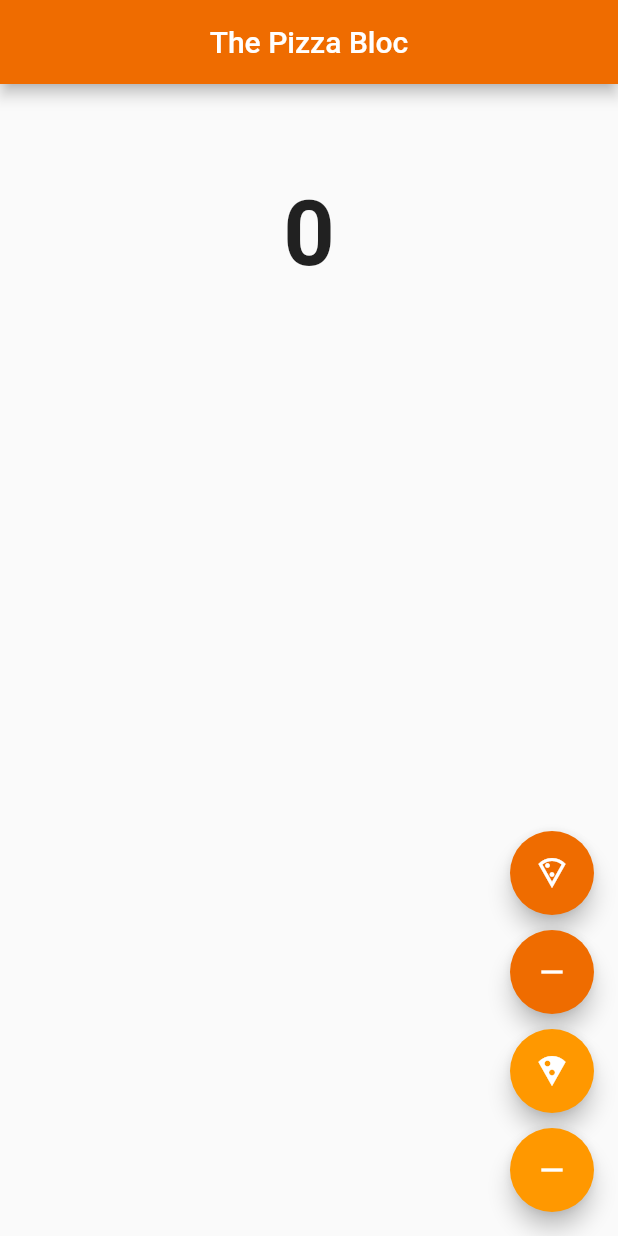
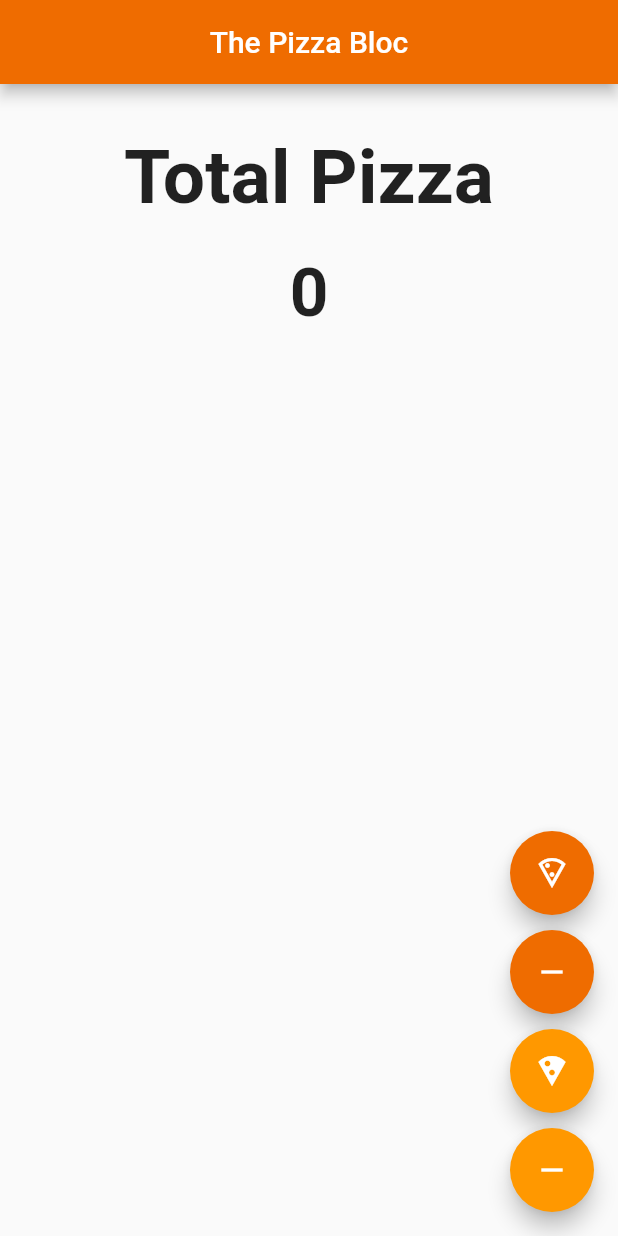
Before and after one commit to shc6669/pizza-bloc-flutter, a Flutter app: the screen it shows after launch, on a phone screen of 412 x 824 dp. Run offline on Flutter 3.47's test engine with Material 2 defaults, Android fonts, the phone set to English and light mode, and no system bars; our stand-ins replace bloc, equatable, flutter_bloc.

Commit message:
add some text

```diff
--- a/lib/main.dart
+++ b/lib/main.dart
@@ -49,10 +49,18 @@ class HomeScreen extends StatelessWidget {
               return Column(
                 mainAxisAlignment: MainAxisAlignment.center,
                 children: [
+                  const Text(
+                    'Total Pizza',
+                    style: TextStyle(
+                      fontSize: 50,
+                      fontWeight: FontWeight.bold,
+                    ),
+                  ),
+                  const SizedBox(height: 20),
                   Text(
                     '${state.pizzas.length}',
                     style: const TextStyle(
-                      fontSize: 60,
+                      fontSize: 45,
                       fontWeight: FontWeight.bold,
                     ),
                   ),
```
Also changed, not shown: 1 other file.
